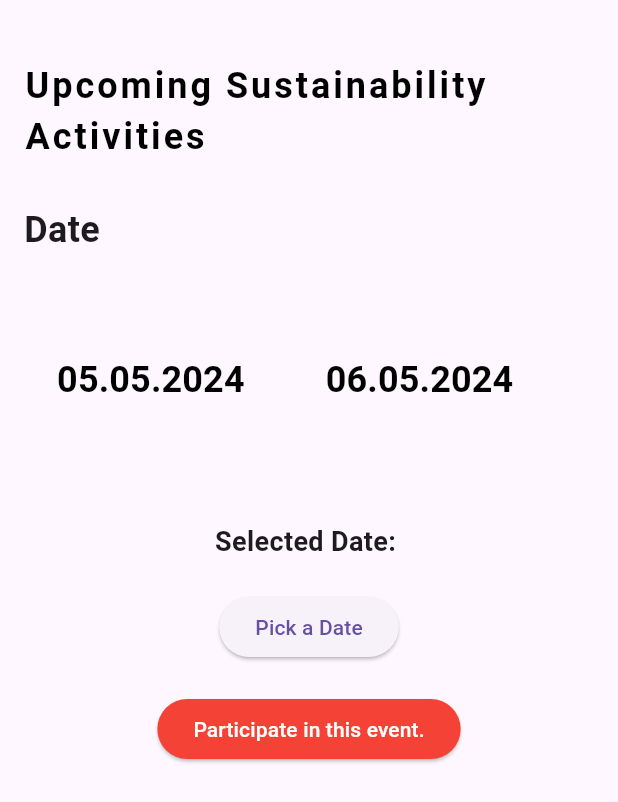
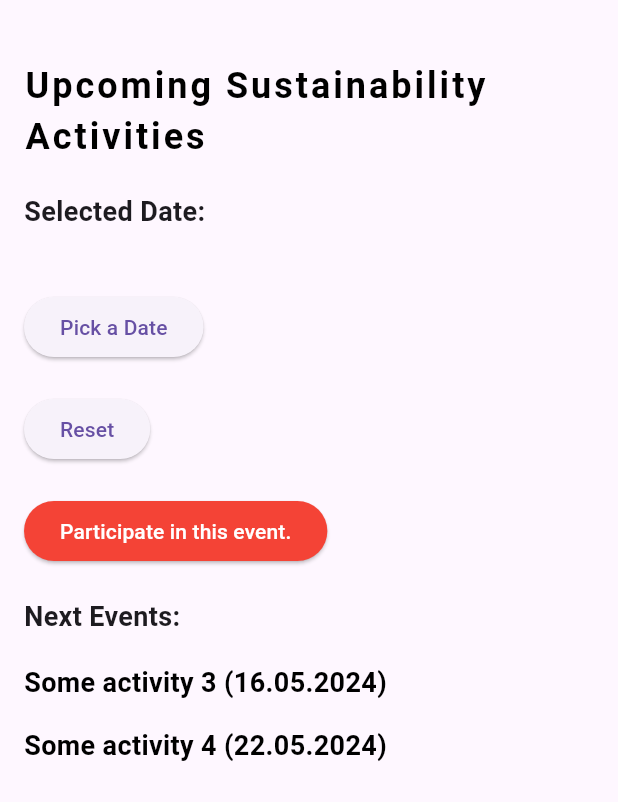
Before and after one commit to mariajvieira/CleanItUP, a Flutter app: the CalendarScreen screen opened directly, on a phone screen of 412 x 824 dp. Shown: the top 802 px of the screen. Run offline on Flutter 3.47's test engine with Material 3 defaults, Android fonts, the phone set to English and light mode, and no system bars; our stand-ins replace flutter_map, geolocator, latlong2, sqflite, sqflite_common_ffi; accounts and stored records are empty.

Commit message:
Update calendar_screen.dart
All issues with calendar screen are solved

```diff
--- a/projeto/lib/screens/calendar_screen.dart
+++ b/projeto/lib/screens/calendar_screen.dart
@@ -1,6 +1,5 @@
 import 'package:flutter/material.dart';
 import 'package:flutter/widgets.dart';
-
 
 class CalendarScreen extends StatefulWidget {
   const CalendarScreen({Key? key}) : super(key: key);
@@ -12,32 +11,50 @@ class CalendarScreen extends StatefulWidget {
 class _CalendarScreenState extends State<CalendarScreen> {
   String selectedDate = ""; // Store the selected date
 
-  List<String> achievementIcons = [
-    '05.05.2024',
-    '06.05.2024',
-    '07.05.2024',
-    '08.05.2024',
-    '09.05.2024',
-    '10.05.2024',
-  ];
+  Map<String, List<String>> events = {
+    '02.05.2024': ["Some activity 1"],
+    '08.05.2024': ["Some activity 2"],
+    '16.05.2024': ["Some activity 3"],
+    '22.05.2024': ["Some activity 4"],
+    '28.05.2024': ["Some activity 5"],
+    '03.06.2024': ["Some activity 6", "Some activity 7"],
+  };
 
-  List<String> dailyActivities = [
-    "Some activity 1",
-    "Some activity 2",
-    "Some activity 3",
-    "Some activity 4",
-    "Some activity 5",
-    "Some activity 6",
-    "Some activity 7",
-  ];
+  List<MapEntry<String, String>> getUpcomingEvents() {
+    List<MapEntry<String, String>> upcomingEvents = [];
+    var now = DateTime.now();
+    events.forEach((key, value) {
+      var dateComponents = key.split('.');
+      var eventDate = DateTime(
+          int.parse(dateComponents[2]), int.parse(dateComponents[1]),
+          int.parse(dateComponents[0]));
+      if (eventDate.isAfter(now) || eventDate.isAtSameMomentAs(now)) {
+        upcomingEvents.add(MapEntry(key, value.join(", ")));
+      }
+    });
+    upcomingEvents.sort((a, b) {
+      var aDate = DateTime.parse("${a.key
+          .split('.')
+          .reversed
+          .join('-')}T00:00:00Z");
+      var bDate = DateTime.parse("${b.key
+          .split('.')
+          .reversed
+          .join('-')}T00:00:00Z");
+      return aDate.compareTo(bDate);
+    });
+    return upcomingEvents.take(2).toList();
+  }
 
   @override
   Widget build(BuildContext context) {
+    List<MapEntry<String, String>> upcomingEvents = getUpcomingEvents();
+
     return Scaffold(
       body: Container(
         padding: const EdgeInsets.all(16),
-        child: SingleChildScrollView(
         child: Column(
+          crossAxisAlignment: CrossAxisAlignment.start,
           children: <Widget>[
             const SizedBox(height: 24.0),
             const Text(
@@ -46,60 +63,21 @@ class _CalendarScreenState extends State<CalendarScreen> {
                 color: Colors.black,
                 letterSpacing: 2.0,
                 fontSize: 24.0,
-                    fontWeight: FontWeight.bold),
-              ),
-              const SizedBox(height: 20.0),
-              Column(
-                crossAxisAlignment: CrossAxisAlignment.start,
-                children: [
-                  Padding(
-                    padding: const EdgeInsets.symmetric(vertical: 8.0),
-                    child: Text(
-                      'Date',
-                      style: TextStyle(
-                        fontSize: 24.0,
                 fontWeight: FontWeight.bold,
               ),
-                    ),
-                  ),
-                  Wrap(
-                    children: [
-                      Container(
-                        height: 150.0,
-                        child: ListView.separated(
-                          scrollDirection: Axis.horizontal,
-                          itemCount: achievementIcons.length,
-                          separatorBuilder: (context, index) => SizedBox(width: 10),
-                          itemBuilder: (context, index) {
-                            return TextButton(
-                              onPressed: () {
-                                setState(() {
-                                  selectedDate = achievementIcons[index];
-                                });
-                              },
-                              child: Container(
-                                padding: EdgeInsets.all(10.0),
-                                child: Text(
-                                  achievementIcons[index],
-                                  style: TextStyle(
-                                    fontSize: 24.0,
-                                    color: selectedDate == achievementIcons[index] ? Colors.white : Colors.black,
-                                    fontWeight: FontWeight.w700,
-                                    backgroundColor: selectedDate == achievementIcons[index] ? Colors.blue : null,
-                                  ),
-                                ),
-                              ),
-                            );
-                          },
-                        ),
-                      ),
-                    ],
-                  ),
-                ],
             ),
             const SizedBox(height: 20.0),
             Text(
               'Selected Date: $selectedDate',
+              style: TextStyle(
+                fontSize: 18.0,
+                fontWeight: FontWeight.bold,
+              ),
+            ),
+            const SizedBox(height: 20.0),
+            if (selectedDate.isNotEmpty)
+              Text(
+                events[selectedDate]?.join(", ") ?? "No events on this date",
                 style: TextStyle(
                   fontSize: 18.0,
                   fontWeight: FontWeight.bold,
@@ -116,11 +94,22 @@ class _CalendarScreenState extends State<CalendarScreen> {
                 );
                 if (picked != null) {
                   setState(() {
-                      selectedDate = "${picked.day.toString().padLeft(2, '0')}.${picked.month.toString().padLeft(2, '0')}.${picked.year}";
+                    selectedDate =
+                    "${picked.day.toString().padLeft(2, '0')}.${picked.month
+                        .toString().padLeft(2, '0')}.${picked.year}";
                   });
                 }
               },
               child: const Text('Pick a Date'),
+            ),
+            const SizedBox(height: 20.0),
+            ElevatedButton(
+              onPressed: () {
+                setState(() {
+                  selectedDate = "";
+                });
+              },
+              child: const Text('Reset'),
             ),
             const SizedBox(height: 20.0),
             ElevatedButton(
@@ -135,14 +124,46 @@ class _CalendarScreenState extends State<CalendarScreen> {
                 style: TextStyle(color: Colors.white),
               ),
             ),
+            const SizedBox(height: 20.0),
+            Text(
+              'Next Events:',
+              style: TextStyle(
+                fontSize: 18.0,
+                fontWeight: FontWeight.bold,
+              ),
+            ),
+            const SizedBox(height: 10.0),
+            Expanded(
+              child: ListView.builder(
+                itemCount: upcomingEvents.length,
+                itemBuilder: (context, index) {
+                  return GestureDetector(
+                    onTap: () {
+                      setState(() {
+                        selectedDate = upcomingEvents[index].key;
+                      });
+                    },
+                    child: Padding(
+                      padding: const EdgeInsets.symmetric(vertical: 8.0),
+                      child: Text(
+                        '${upcomingEvents[index].value} (${upcomingEvents[index]
+                            .key})',
+                        style: TextStyle(
+                          fontSize: 18.0,
+                          color: selectedDate == upcomingEvents[index].key
+                              ? Colors.blue
+                              : Colors.black,
+                          fontWeight: FontWeight.w700,
+                        ),
+                      ),
+                    ),
+                  );
+                },
+              ),
+            ),
           ],
-          ),
         ),
       ),
     );
   }
 }
-
-    );
-  }
-}
```
Lines whose indentation alone changed are shown as unchanged.
